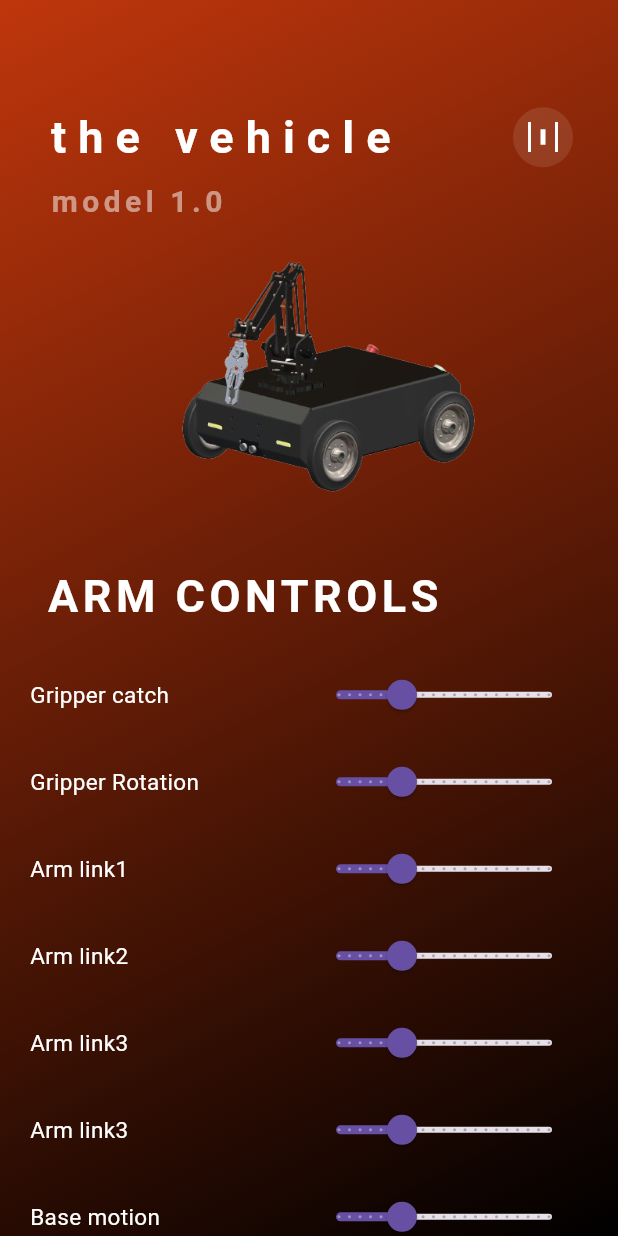
After one commit to MahmoudMadihBedier/grass-cutter-controler, a Flutter app: the ARM screen opened directly, on a phone screen of 412 x 824 dp. The commit adds this screen. Run offline on Flutter 3.47's test engine with Material 3 defaults, Android fonts, the light colour scheme and no system bars; our stand-ins replace animated_splash_screen, flutter_bluetooth_serial, get, permission_handler; missing offline and left inert: floating_frosted_bottom_bar.

Commit message:
make the slideer for the arme

```diff
--- /dev/null
+++ b/lib/Core/screens/ARM.dart
@@ -0,0 +1,286 @@
+import 'dart:convert';
+
+import 'package:flutter/material.dart';
+import 'package:flutter_bluetooth_serial/flutter_bluetooth_serial.dart';
+import 'package:get/get.dart';
+import 'package:permission_handler/permission_handler.dart';
+
+import '../../Services/Get/get_car.dart';
+import '../../Widgets/SliderWidget.dart';
+import '../../Widgets/car_part.dart';
+import '../../Widgets/text_widget.dart';
+
+class ARM extends StatefulWidget {
+  ARM({super.key});
+
+  @override
+  State<ARM> createState() => _ARMState();
+}
+
+class _ARMState extends State<ARM> {
+  final _bluetooth = FlutterBluetoothSerial.instance;
+
+  bool _bluetoothState = false;
+
+  bool _isConnecting = false;
+
+  BluetoothConnection? _connection;
+
+  List<BluetoothDevice> _devices = [];
+
+  BluetoothDevice? _deviceConnected;
+
+  int times = 0;
+
+  void _getDevices() async {
+    var res = await _bluetooth.getBondedDevices();
+    setState(() => _devices = res);
+  }
+
+  void _receiveData() {
+    _connection?.input?.listen((event) {
+      if (String.fromCharCodes(event) == "p") {
+        setState(() => times = times + 1);
+      }
+    });
+  }
+
+  void _sendData(String data) {
+    if (_connection?.isConnected ?? false) {
+      _connection?.output.add(ascii.encode(data));
+    }
+  }
+
+  void _requestPermission() async {
+    await Permission.location.request();
+    await Permission.bluetooth.request();
+    await Permission.bluetoothScan.request();
+    await Permission.bluetoothConnect.request();
+  }
+
+  @override
+  void initState() {
+    super.initState();
+
+    _requestPermission();
+
+    _bluetooth.state.then((state) {
+      setState(() => _bluetoothState = state.isEnabled);
+    });
+
+    _bluetooth.onStateChanged().listen((state) {
+      switch (state) {
+        case BluetoothState.STATE_OFF:
+          setState(() => _bluetoothState = false);
+          break;
+        case BluetoothState.STATE_ON:
+          setState(() => _bluetoothState = true);
+          break;
+        // case BluetoothState.STATE_TURNING_OFF:
+        //   break;
+        // case BluetoothState.STATE_TURNING_ON:
+        //   break;
+      }
+    });
+  }
+
+  @override
+  Widget build(BuildContext context) {
+    return Scaffold(
+      body: Container(
+        decoration: BoxDecoration(
+            gradient: LinearGradient(
+                begin: Alignment.topLeft,
+                end: Alignment.bottomRight,
+                colors: [
+              Colors.deepOrange.shade900,
+              Colors.black,
+            ])),
+        child: Column(
+          children: [
+            Expanded(
+                flex: 4,
+                child: Stack(
+                  children: [
+                    Positioned(
+                      top: 100,
+                      left: 50,
+                      child: Align(
+                        alignment: Alignment.bottomCenter,
+                        child: Container(
+                          height: 300,
+                          width: 350,
+                          decoration: const BoxDecoration(
+                              image: DecorationImage(
+                                  image: AssetImage('assets/images/car.png'))),
+                        ),
+                      ),
+                    ),
+                    Positioned(
+                        top: 70,
+                        left: 30,
+                        right: 30,
+                        child: Row(
+                          mainAxisAlignment: MainAxisAlignment.spaceBetween,
+                          children: [
+                            text(
+                              "the vehicle ",
+                              30,
+                              Colors.white,
+                              FontWeight.bold,
+                              letterspacel: 8.0,
+                            ),
+                            InkWell(
+                              child: Container(
+                                height: 40,
+                                width: 40,
+                                decoration: const BoxDecoration(
+                                  shape: BoxShape.circle,
+                                  color: Colors.white10,
+                                ),
+                                child: Center(
+                                  child: IconButton(
+                                    icon: const Icon(
+                                      Icons.horizontal_distribute,
+                                      color: Colors.white,
+                                    ),
+                                    onPressed: () {
+                                      _sendData(' Horn  Parameter');
+                                    },
+                                  ),
+                                ),
+                              ),
+                            )
+                          ],
+                        )),
+                    Positioned(
+                        top: 120,
+                        left: 25,
+                        child: text(" model 1.0", 20.0,
+                            Colors.white.withOpacity(.5), FontWeight.bold))
+                  ],
+                )),
+            Expanded(
+              flex: 5,
+              child: Padding(
+                padding: const EdgeInsets.symmetric(horizontal: 10),
+                child: ListView(
+                  padding: EdgeInsets.all(10),
+                  // child: Column(
+                  //   crossAxisAlignment: CrossAxisAlignment.start,
+                  children: [
+                    text(" ARM CONTROLS", 30, Colors.white, FontWeight.bold),
+                    const SizedBox(
+                      height: 20,
+                    ),
+                    Row(
+                      mainAxisAlignment: MainAxisAlignment.spaceBetween,
+                      children: [
+                        Text(
+                          'Gripper catch',
+                          style: TextStyle(
+                            color: Colors.white,
+                            fontSize: 15,
+                          ),
+                        ),
+                        SliderWidget()
+                      ],
+                    ),
+                    const SizedBox(
+                      height: 10,
+                    ),
+                    Row(
+                      mainAxisAlignment: MainAxisAlignment.spaceBetween,
+                      children: [
+                        Text(
+                          'Gripper Rotation',
+                          style: TextStyle(
+                            color: Colors.white,
+                            fontSize: 15,
+                          ),
+                        ),
+                        SliderWidget(),
+                      ],
+                    ),
+                    const SizedBox(
+                      height: 10,
+                    ),
+                    Row(
+                      mainAxisAlignment: MainAxisAlignment.spaceBetween,
+                      children: [
+                        Text('Arm link1',style:
+                        TextStyle(
+                          color: Colors.white,
+                          fontSize: 15,
+                        ),),
+                        SliderWidget(),
+                      ],
+                    ),
+                    const SizedBox(
+                      height: 10,
+                    ),
+                    Row(
+                      mainAxisAlignment: MainAxisAlignment.spaceBetween,
+                      children: [
+                        Text('Arm link2',style:
+                        TextStyle(
+                          color: Colors.white,
+                          fontSize: 15,
+                        ),),
+                        SliderWidget(),
+                      ],
+                    ),
+                    const SizedBox(
+                      height: 10,
+                    ),
+                    Row(
+                      mainAxisAlignment: MainAxisAlignment.spaceBetween,
+                      children: [
+                        Text('Arm link3',style:
+                        TextStyle(
+                          color: Colors.white,
+                          fontSize: 15,
+                        ),),
+                        SliderWidget(),
+                      ],
+                    ),
+                    const SizedBox(
+                      height: 10,
+                    ),
+                    Row(
+                      mainAxisAlignment: MainAxisAlignment.spaceBetween,
+                      children: [
+                        Text('Arm link3',style:
+                        TextStyle(
+                          color: Colors.white,
+                          fontSize: 15,
+                        ),),
+                        SliderWidget(),
+                      ],
+                    ),
+                    const SizedBox(
+                      height: 10,
+                    ),
+                    Row(
+                      mainAxisAlignment: MainAxisAlignment.spaceBetween,
+                      children: [
+                        Text('Base motion',style:
+                        TextStyle(
+                          color: Colors.white,
+                          fontSize: 15,
+                        ),),
+                        SliderWidget(),
+                      ],
+                    ),
+                const SizedBox(
+                  height: 40,)
+                  ],
+                ),
+              ),
+            )
+          ],
+        ),
+      ),
+    );
+  }
+}
--- a/lib/Core/screens/home.dart
+++ b/lib/Core/screens/home.dart
@@ -5,7 +5,7 @@ import 'package:flutter/material.dart';
 import 'package:get/get.dart';
 import '../../Services/Get/get_navigation.dart';
 import 'car.dart';
-import 'climate.dart';
+import 'ARM.dart';
 
 class Home extends StatefulWidget {
   const Home({super.key});
@@ -55,9 +55,9 @@ class _HomeState extends State<Home> {
               return TabBarView(
                 children: [
                   Car(),
-                  Climate(),
+                  ARM(),
                   Car(),
-                  Climate(),
+                  ARM(),
                 ],
               );
             },
--- /dev/null
+++ b/lib/Widgets/SliderWidget.dart
@@ -0,0 +1,31 @@
+
+import 'package:flutter/cupertino.dart';
+import 'package:flutter/material.dart';
+
+class SliderWidget extends StatefulWidget {
+  const SliderWidget({super.key});
+
+  @override
+  State<SliderWidget> createState() => _SliderWidgetState();
+}
+
+class _SliderWidgetState extends State<SliderWidget> {
+  double _CurrentSliderValue =30;
+
+  @override
+  Widget build(BuildContext context) {
+    return Slider(
+        value: _CurrentSliderValue,
+        max: 100,
+        divisions: 20,
+        label: _CurrentSliderValue.round().toString(),
+        onChanged:(double value){
+          setState(() {
+            _CurrentSliderValue=value;
+
+          });
+
+        }
+    );
+  }
+}
```
Also changed, not shown: lib/Core/screens/climate.dart (deleted, +0 -254 lines), lib/Services/Get/get_climate.dart (deleted, +0 -60 lines).
